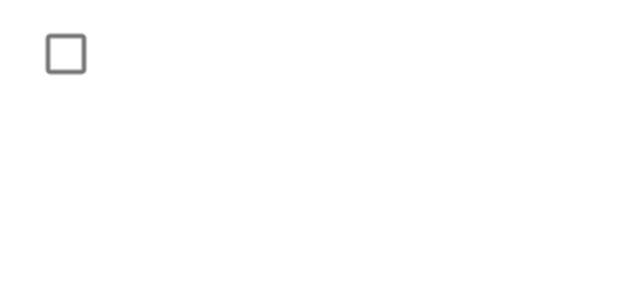
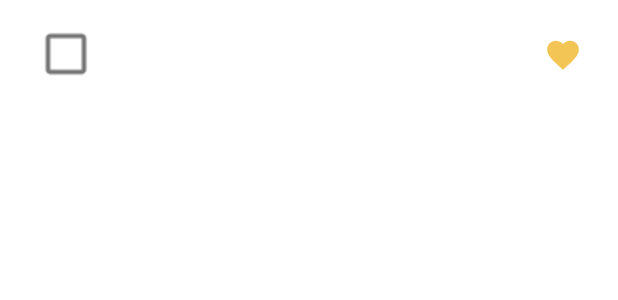
Before and after one commit to irepkina/MyGarden, an Android app: the layout layout_photo_list_item.xml on its own in the app's theme, with its tools: preview values and no code run, on a phone screen of 412 x 824 dp. Shown: the top 300 px of the screen. Run offline under Robolectric (Android 15) with nearby library versions, the phone set to English and light mode, and no system bars.

Commit message:
Поправлено отображение фото по умолчанию в списке фото.

```diff
--- a/app/src/main/java/com/irepka3/mygarden/ui/photo/BasePhotoFragment.kt
+++ b/app/src/main/java/com/irepka3/mygarden/ui/photo/BasePhotoFragment.kt
@@ -48,6 +48,8 @@ abstract class BasePhotoFragment : Fragment(), BasePhotoAdapter.BasePhotoAdapter
         binding = FragmentPhotoBinding.inflate(inflater)
 
         readArguments()
+
+        viewModel.onCreateView()
 
         // подписка на life-data view-модели
         viewModel.photoListLiveData.observe(viewLifecycleOwner) { photoList ->
--- a/app/src/main/java/com/irepka3/mygarden/ui/photo/BasePhotoListFragment.kt
+++ b/app/src/main/java/com/irepka3/mygarden/ui/photo/BasePhotoListFragment.kt
@@ -50,6 +50,8 @@ abstract class BasePhotoListFragment : Fragment(),
         setFloatingButtonVisibility(EditMode.Default)
 
         readArguments()
+
+        viewModel.onCreateView()
 
         // подписка на life-data view-модели
         viewModel.photoListLiveData.observe(viewLifecycleOwner) { photoList ->
--- a/app/src/main/java/com/irepka3/mygarden/ui/photo/model/Photo.kt
+++ b/app/src/main/java/com/irepka3/mygarden/ui/photo/model/Photo.kt
@@ -4,12 +4,14 @@ package com.irepka3.mygarden.ui.photo.model
  * Фотография
  * @property photoId идентифкатор фотографии
  * @property uri uri фото
- * @property selected выбранное фото
+ * @property selected выбранное фото по умолчанию
+ * @property deleted выбранное фото для удаления
  *
  * Created by i.repkina on 07.11.2021.
  */
 data class Photo(
     val photoId: Long? = null,
     val uri: String = "",
-    var selected: Boolean = false
+    var selected: Boolean = false,
+    var deleted: Boolean = false
 )
--- /dev/null
+++ b/app/src/main/res/drawable/ic_favorite_photo.xml
@@ -0,0 +1,11 @@
+<vector android:alpha="0.74"
+    android:height="24dp"
+    android:tint="#FAF9F9"
+    android:viewportHeight="24"
+    android:viewportWidth="24"
+    android:width="24dp"
+    xmlns:android="http://schemas.android.com/apk/res/android">
+    <path
+        android:fillColor="@android:color/white"
+        android:pathData="M12,21.35l-1.45,-1.32C5.4,15.36 2,12.28 2,8.5 2,5.42 4.42,3 7.5,3c1.74,0 3.41,0.81 4.5,2.09C13.09,3.81 14.76,3 16.5,3 19.58,3 22,5.42 22,8.5c0,3.78 -3.4,6.86 -8.55,11.54L12,21.35z" />
+</vector>
--- a/app/src/main/res/layout/layout_flowerbedlist_item.xml
+++ b/app/src/main/res/layout/layout_flowerbedlist_item.xml
@@ -22,7 +22,7 @@
             app:layout_constraintTop_toTopOf="parent"
             app:layout_constraintStart_toStartOf="parent"
             android:src="@drawable/ic_flowerbed_unknown"
-            android:scaleType="fitXY"
+            android:scaleType="centerCrop"
             tools:ignore="ContentDescription"/>
 
         <TextView
--- a/app/src/main/res/layout/layout_photo_list_item.xml
+++ b/app/src/main/res/layout/layout_photo_list_item.xml
@@ -13,7 +13,19 @@
         android:layout_height="@dimen/image_size"
         app:layout_constraintTop_toTopOf="parent"
         app:layout_constraintStart_toStartOf="parent"
-        tools:ignore="ContentDescription"/>
+        tools:ignore="ContentDescription" />
+
+    <ImageView
+        android:id="@+id/favoritePhoto"
+        android:layout_width="@dimen/image_favorite_height"
+        android:layout_height="@dimen/image_favorite_width"
+        app:layout_constraintEnd_toEndOf="@id/imageViewPhoto"
+        app:layout_constraintTop_toTopOf="@id/imageViewPhoto"
+        android:layout_marginTop="@dimen/default_margin"
+        android:layout_marginEnd="@dimen/space_8"
+        android:src="@drawable/ic_favorite_photo"
+        app:tint="?attr/colorSecondary"
+        tools:ignore="ContentDescription" />
 
     <CheckBox
         android:id="@+id/photoCheckBox"
--- a/app/src/main/res/layout/layout_plantlist_item.xml
+++ b/app/src/main/res/layout/layout_plantlist_item.xml
@@ -22,7 +22,7 @@
             app:layout_constraintTop_toTopOf="parent"
             app:layout_constraintStart_toStartOf="parent"
             android:src="@drawable/ic_plant_unknown"
-            android:scaleType="fitXY"
+            android:scaleType="centerCrop"
             tools:ignore="ContentDescription"/>
 
         <TextView
--- a/app/src/main/res/values/dimens.xml
+++ b/app/src/main/res/values/dimens.xml
@@ -26,6 +26,8 @@
 
     <dimen name="image_star_height">50dp</dimen>
     <dimen name="image_star_width">50dp</dimen>
+    <dimen name="image_favorite_height">25dp</dimen>
+    <dimen name="image_favorite_width">25dp</dimen>
     <dimen name="expanded_tool_bar_height">200dp</dimen>
 
     <dimen name="floatting_button_bottom_margin">108dp</dimen>
```
Also changed, not shown: app/src/main/java/com/irepka3/mygarden/ui/flowerbed/photo/list/FlowerbedPhotoListViewModel.kt (+0 -7 lines), app/src/main/java/com/irepka3/mygarden/ui/flowerbed/plants/photo/list/PlantPhotoListViewModel.kt (+0 -7 lines), app/src/main/java/com/irepka3/mygarden/ui/photo/BasePhotoListAdapter.kt (+13 -7 lines), app/src/main/java/com/irepka3/mygarden/ui/photo/BasePhotoViewModel.kt (+7 -0 lines).
